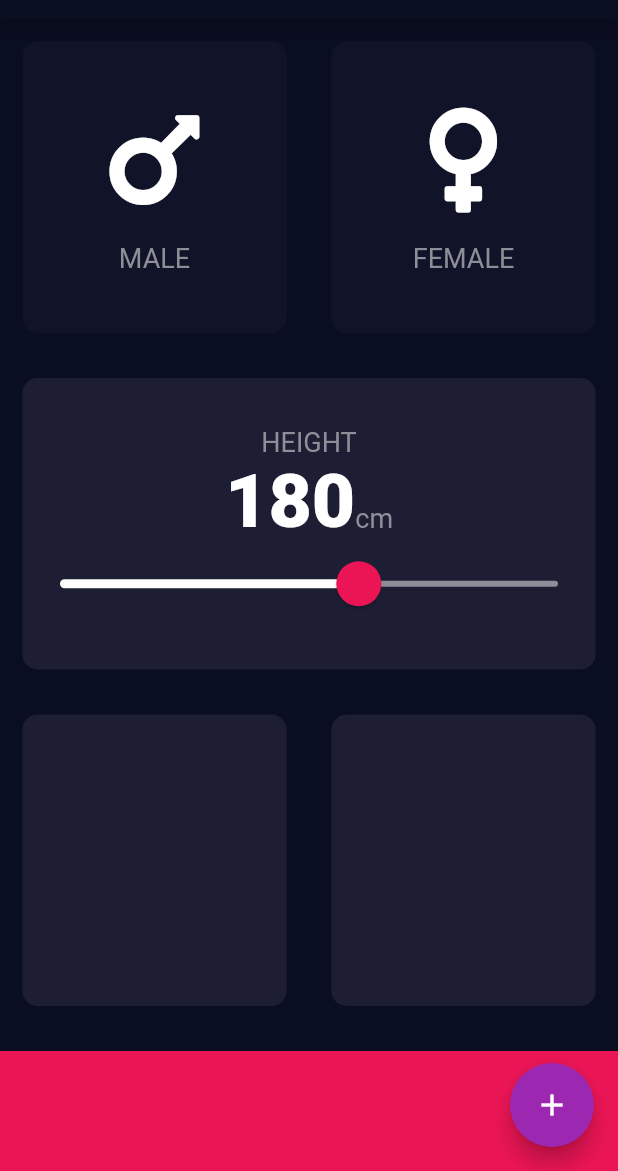
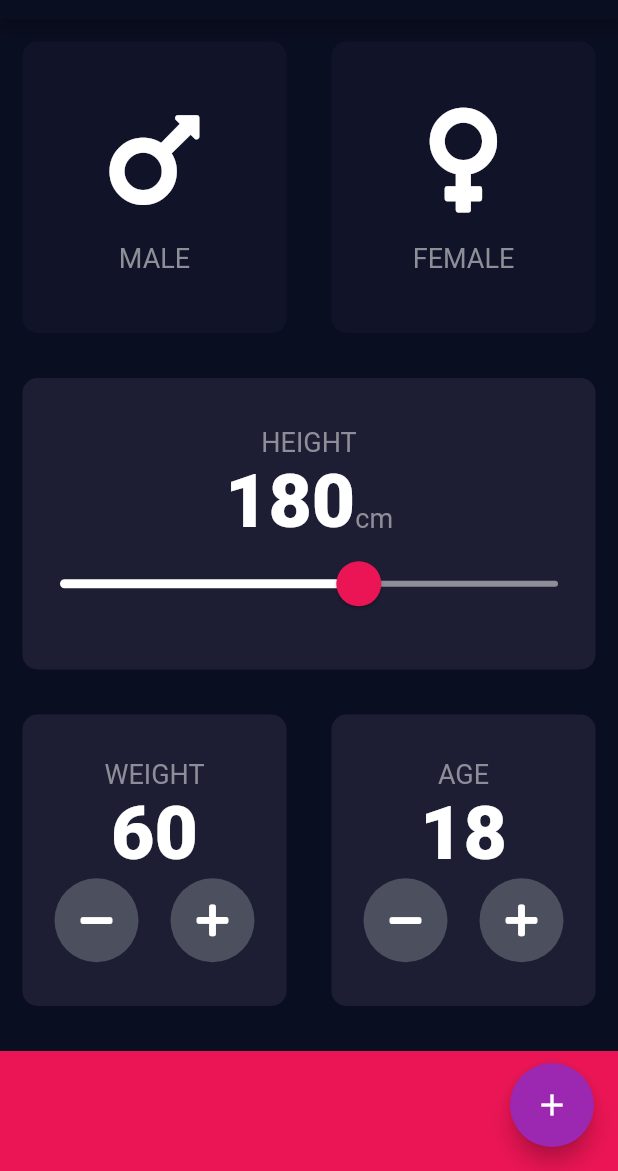
Before and after one commit to djeriko/bmiCalculator, a Flutter app: the screen it shows after launch, on a phone screen of 412 x 824 dp, the part 65-1236 px from its top. Run offline on Flutter 3.47's test engine with Material 2 defaults, Android fonts, the phone set to English and light mode, and no system bars; our stand-ins replace font_awesome_flutter.

```diff
--- a/lib/screens/input_page.dart
+++ b/lib/screens/input_page.dart
@@ -15,6 +15,8 @@ class InputPage extends StatefulWidget {
 class _InputPageState extends State<InputPage> {
   GenderType selectedGender;
   int height = 180;
+  int weight = 60;
+  int age = 18;
 
   @override
   Widget build(BuildContext context) {
@@ -88,12 +90,13 @@ class _InputPageState extends State<InputPage> {
                 ),
                 SliderTheme(
                   data: SliderTheme.of(context).copyWith(
-                    activeTrackColor: Colors.white,
-                    thumbColor: Color(0xFFEB1555),
-                    overlayColor: Color(0x29EB1555),
-                    thumbShape: RoundSliderThumbShape(enabledThumbRadius: 15.0),
-                    overlayShape: RoundSliderOverlayShape(overlayRadius: 25.0)
-                  ),
+                      activeTrackColor: Colors.white,
+                      thumbColor: Color(0xFFEB1555),
+                      overlayColor: Color(0x29EB1555),
+                      thumbShape:
+                          RoundSliderThumbShape(enabledThumbRadius: 15.0),
+                      overlayShape:
+                          RoundSliderOverlayShape(overlayRadius: 25.0)),
                   child: Slider(
                     value: height.toDouble(),
                     min: 120.0,
@@ -115,10 +118,38 @@ class _InputPageState extends State<InputPage> {
                 Expanded(
                     child: ReusableCard(
                   cardColor: kActiveCardColor,
+                  cardChild: BottomCard(
+                    title: 'WEIGHT',
+                    value: weight,
+                    onPressMinus: (){
+                      setState(() {
+                        weight--;
+                      });
+                    },
+                    onPressPlus: (){
+                      setState(() {
+                        weight++;
+                      });
+                    },
+                  )
                 )),
                 Expanded(
                     child: ReusableCard(
                   cardColor: kActiveCardColor,
+                  cardChild: BottomCard(
+                    title: 'AGE',
+                    value: age,
+                    onPressMinus: (){
+                      setState(() {
+                        age--;
+                      });
+                    },
+                    onPressPlus: (){
+                      setState(() {
+                        age++;
+                      });
+                    },
+                  )
                 )),
               ],
             ),
@@ -141,3 +172,87 @@ class _InputPageState extends State<InputPage> {
     );
   }
 }
+
+class CardWithTwoButtons extends StatelessWidget {
+  const CardWithTwoButtons(
+      {this.onPressLeft, this.onPressRight, this.iconLeft, this.iconRight});
+
+  final Function onPressLeft;
+  final Function onPressRight;
+  final IconData iconLeft;
+  final IconData iconRight;
+
+  @override
+  Widget build(BuildContext context) {
+    return Row(
+      mainAxisAlignment: MainAxisAlignment.spaceEvenly,
+      children: <Widget>[
+        RoundIconButton(
+          icon: iconLeft,
+          onPress: onPressLeft,
+        ),
+        RoundIconButton(
+          icon: iconRight,
+          onPress: onPressRight,
+        ),
+      ],
+    );
+  }
+}
+
+class RoundIconButton extends StatelessWidget {
+  RoundIconButton({this.icon, this.onPress});
+
+  final IconData icon;
+  final Function onPress;
+
+  @override
+  Widget build(BuildContext context) {
+    return RawMaterialButton(
+      child: Icon(icon),
+      elevation: 0.0,
+      constraints: BoxConstraints.tightFor(width: 56.0, height: 56.0),
+      shape: CircleBorder(),
+      fillColor: Color(0xFF4C4F5E),
+      onPressed: onPress,
+    );
+  }
+}
+
+class BottomCard extends StatelessWidget {
+  BottomCard({this.title, this.value, this.onPressMinus, this.onPressPlus});
+  final String title;
+  final int value;
+  final Function onPressMinus;
+  final Function onPressPlus;
+
+  @override
+  Widget build(BuildContext context) {
+    return Column(
+      mainAxisAlignment: MainAxisAlignment.center,
+      children: <Widget>[
+        Text(
+          title,
+          style: kLabelTextStyle,
+        ),
+        Text(
+          value.toString(),
+          style: kNumberTextStyle,
+        ),
+        Row(
+          mainAxisAlignment: MainAxisAlignment.spaceEvenly,
+          children: <Widget>[
+            RoundIconButton(
+              icon: FontAwesomeIcons.minus,
+              onPress: onPressMinus,
+            ),
+            RoundIconButton(
+              icon: FontAwesomeIcons.plus,
+              onPress: onPressPlus,
+            ),
+          ],
+        )
+      ],
+    );
+  }
+}
```
